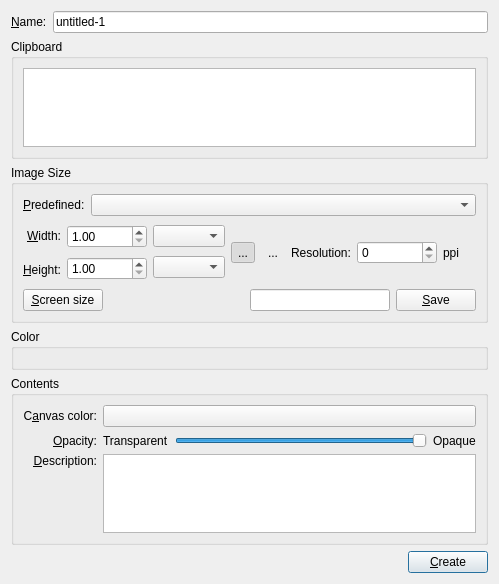
Above: krita/ui/forms/wdgnewimage.ui from KDE/krita before the change. Below: the same form after it.
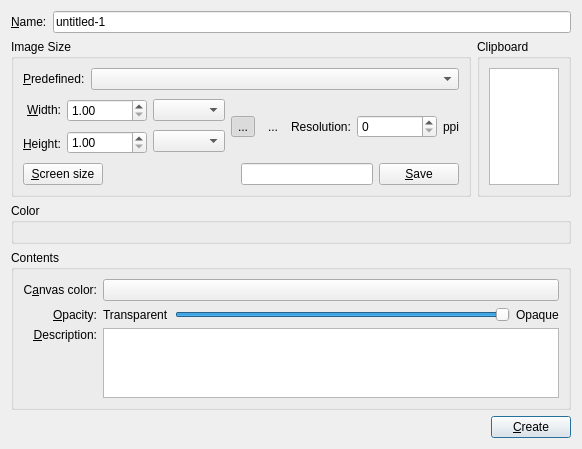
That is the form after the change. Custom widgets are drawn as their Qt base class.

Commit message:
Rearrange image-from-clipboard page
So it doesn't take so much space.

BUG:322253

```diff
--- a/krita/ui/forms/wdgnewimage.ui
+++ b/krita/ui/forms/wdgnewimage.ui
@@ -6,8 +6,8 @@
    <rect>
     <x>0</x>
     <y>0</y>
-    <width>499</width>
-    <height>584</height>
+    <width>558</width>
+    <height>445</height>
    </rect>
   </property>
   <property name="windowTitle">
@@ -36,21 +36,7 @@
     </layout>
    </item>
    <item>
-    <widget class="QGroupBox" name="grpClipboard">
-     <property name="title">
-      <string>Clipboard</string>
-     </property>
-     <layout class="QVBoxLayout" name="verticalLayout_2">
-      <item>
-       <widget class="QGraphicsView" name="clipPreview">
-        <property name="interactive">
-         <bool>false</bool>
-        </property>
-       </widget>
-      </item>
-     </layout>
-    </widget>
-   </item>
+    <layout class="QHBoxLayout" name="horizontalLayout_3">
    <item>
     <widget class="QGroupBox" name="grpImage">
      <property name="title">
@@ -312,6 +298,24 @@
       </item>
      </layout>
     </widget>
+     </item>
+     <item>
+      <widget class="QGroupBox" name="grpClipboard">
+       <property name="title">
+        <string>Clipboard</string>
+       </property>
+       <layout class="QVBoxLayout" name="verticalLayout_2">
+        <item>
+         <widget class="QGraphicsView" name="clipPreview">
+          <property name="interactive">
+           <bool>false</bool>
+          </property>
+         </widget>
+        </item>
+       </layout>
+      </widget>
+     </item>
+    </layout>
    </item>
    <item>
     <widget class="QGroupBox" name="grpMode">
```
Lines whose indentation alone changed are shown as unchanged.
